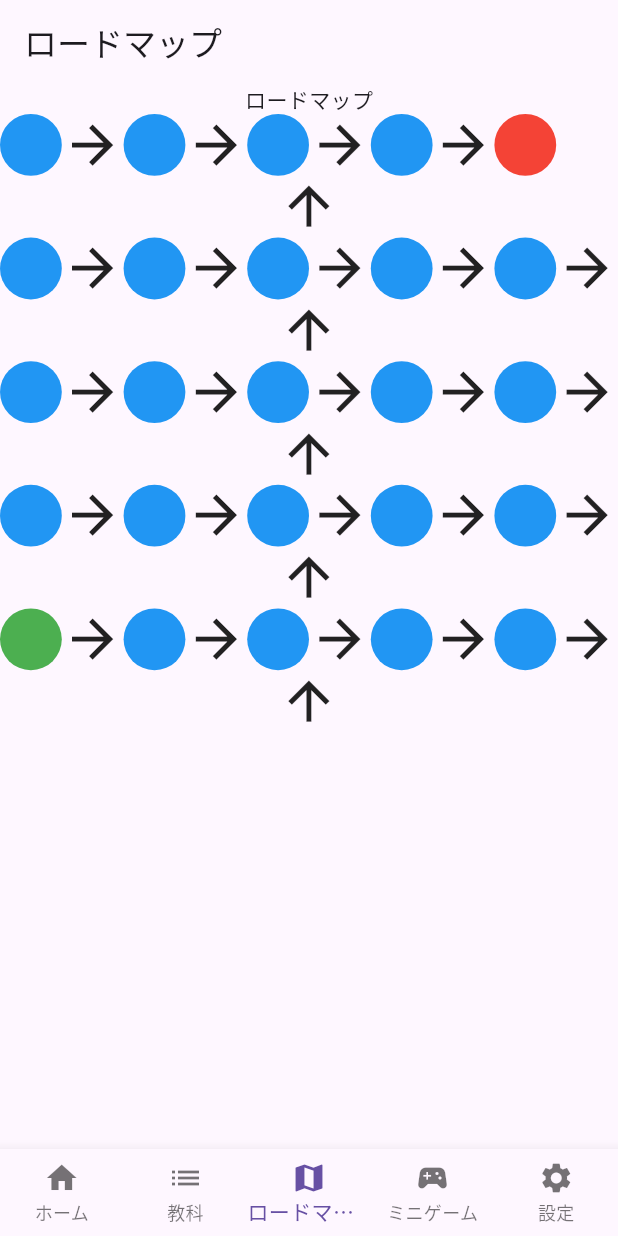
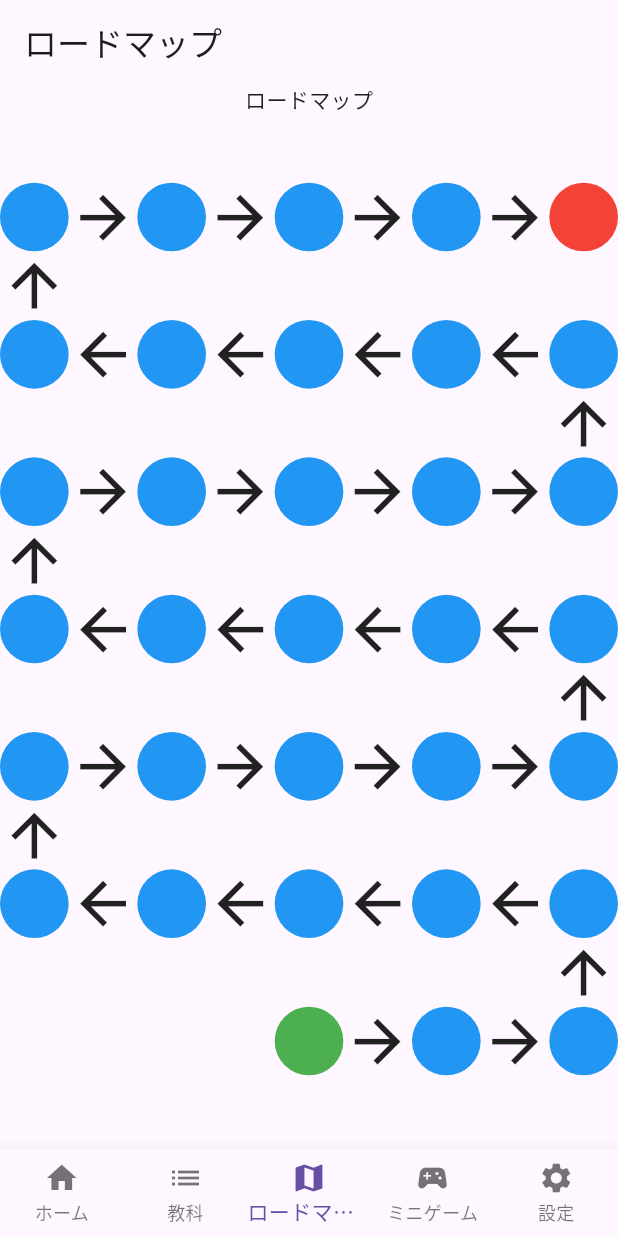
Before and after one commit to kewpie134134/study_app, a Flutter app: the screen it shows after launch, on a phone screen of 412 x 824 dp. Run offline on Flutter 3.47's test engine with Material 3 defaults, Android fonts, the phone set to English and light mode, and no system bars.

Commit message:
[update] #1 ロードマップ画面の表示を理想のものに修正

```diff
--- a/lib/src/screens/loadmap.dart
+++ b/lib/src/screens/loadmap.dart
@@ -2,60 +2,193 @@ import 'package:flutter/material.dart';
 import 'package:study_app/src/screens/loadmapDetail.dart';
 
 /// ロードマップの要素数
-const int loadmapLength = 23;
+const int loadmapLength = 31;
+
+/// ロードマップアイコンの横一列の長さ
+const int rowLength = 5;
+
+class LoadmapScreeen extends StatelessWidget {
+  const LoadmapScreeen({Key? key}) : super(key: key);
+
+  @override
+  Widget build(BuildContext context) {
+    final Size size = MediaQuery.of(context).size;
+
+    /// 表示されるコンテンツの大きさ（画面サイズに応じて調整）
+    final double containerSize = size.width / (rowLength * 2 - 1);
+
+    return Scaffold(
+      appBar: AppBar(title: const Text("ロードマップ")),
+      body: SingleChildScrollView(
+          child: Column(
+              children: _makeWidgets(
+                  context, _loadmapList(loadmapLength), containerSize))),
+    );
+  }
+}
 
 /// 繰り返されるウィジェットを用意する
 List<Widget> _makeWidgets(
     BuildContext context, List itemList, double containerSize) {
   var contentWidgets = <Widget>[];
 
+  // 行が偶数・奇数を判定するためのインデックス
+  var listIndex = 0;
+
   contentWidgets.add(const Text("ロードマップ"));
   for (final list in itemList) {
     var tmpWidgets = <Widget>[];
+
+    // リストの長さ調整
+    if (listIndex.isEven && list.length < rowLength) {
+      for (int i = 0; i < rowLength - list.length + 1; i++) {
+        list.insert(0, -1);
+      }
+    }
+
     for (int i = 0; i < list.length; i++) {
       if (list[i] == loadmapLength + 1) {
-        /// Goal の場合、コンテンツの色を変えて矢印は追加しない
-        tmpWidgets.add(_makeLoadmapIcon(
-            context, list[i].toString(), containerSize, Colors.red));
+        /// Goal の場合、コンテンツの色を変えて矢印は表示させない
+        tmpWidgets.add(Column(
+          children: [
+            Icon(
+              Icons.arrow_upward,
+              size: containerSize,
+              color: Colors.black.withOpacity(0.0),
+            ),
+            _makeLoadmapIcon(
+                context, list[i].toString(), containerSize, Colors.red)
+          ],
+        ));
       } else if (list[i] == 0) {
-        /// Start の場合、コンテンツの色を変えて矢印は追加しない
-        tmpWidgets.add(_makeLoadmapIcon(
-            context, list[i].toString(), containerSize, Colors.green));
-        tmpWidgets.add(Icon(
-          Icons.arrow_forward,
-          size: containerSize,
+        /// Start の場合、コンテンツの色を変える
+        tmpWidgets.add(Column(
+          children: [
+            // 偶数行かつ最後のアイコンの場合、上矢印を表示させる
+            (listIndex.isEven && list[i] == list.last)
+                ? Icon(Icons.arrow_upward, size: containerSize)
+                // 奇数行かつ最初のアイコンの場合、上矢印を表示させる
+                : (listIndex.isOdd && list[i] == list[0])
+                    ? Icon(Icons.arrow_upward, size: containerSize)
+                    // それ以外の場合、上矢印は表示させない
+                    : Icon(
+                        Icons.arrow_upward,
+                        size: containerSize,
+                        color: Colors.black.withOpacity(0.0),
+                      ),
+            _makeLoadmapIcon(
+                context, list[i].toString(), containerSize, Colors.green)
+          ],
         ));
+        if (listIndex.isEven) {
+          // 偶数行の場合、右矢印を表示させる
+          tmpWidgets.add(Column(
+            children: [
+              Icon(
+                Icons.arrow_upward,
+                size: containerSize,
+                color: Colors.black.withOpacity(0.0),
+              ),
+              Icon(
+                Icons.arrow_forward,
+                size: containerSize,
+              )
+            ],
+          ));
+        } else {
+          // 奇数行の場合、何も表示させない
+          tmpWidgets.add(const SizedBox());
+        }
+
+        /// 表示させないコンテナの場合、透明アイコンを設定する
+      } else if (list[i] == -1) {
+        tmpWidgets.add(Column(
+          children: [
+            Icon(
+              Icons.arrow_upward,
+              size: containerSize,
+              color: Colors.black.withOpacity(0.0),
+            ),
+          ],
+        ));
+        tmpWidgets.add(Column(
+          children: [
+            Icon(
+              Icons.arrow_upward,
+              size: containerSize,
+              color: Colors.black.withOpacity(0.0),
+            ),
+          ],
+        ));
+
+        /// その他、一般コンテナの場合
       } else {
-        tmpWidgets.add(_makeLoadmapIcon(
-            context, list[i].toString(), containerSize, Colors.blue));
-        tmpWidgets.add(Icon(
-          Icons.arrow_forward,
-          size: containerSize,
+        tmpWidgets.add(Column(
+          children: [
+            (listIndex.isEven && list[i] == list.last)
+                // 偶数行かつ最後のコンテナの場合、上矢印を表示させる
+                ? Icon(Icons.arrow_upward, size: containerSize)
+                : (listIndex.isOdd && list[i] == list[0])
+                    // 奇数行かつ最初のコンテナの場合、上矢印を表示させる
+                    ? Icon(Icons.arrow_upward, size: containerSize)
+                    // それ以外は何も表示させない（透明アイコン）
+                    : Icon(
+                        Icons.arrow_upward,
+                        size: containerSize,
+                        color: Colors.black.withOpacity(0.0),
+                      ),
+            _makeLoadmapIcon(
+                context, list[i].toString(), containerSize, Colors.blue)
+          ],
         ));
+        if (list[i] != list.last) {
+          // 最後のコンテナでない場合は、右or左の矢印を表示させる
+          tmpWidgets.add(Column(
+            children: [
+              Icon(
+                Icons.arrow_back,
+                size: containerSize,
+                color: Colors.black.withOpacity(0.0),
+              ),
+              listIndex.isEven
+                  // 右矢印を表示させる
+                  ? Icon(
+                      Icons.arrow_forward,
+                      size: containerSize,
+                    )
+                  // 左矢印を表示させる
+                  : Icon(
+                      Icons.arrow_back,
+                      size: containerSize,
+                    )
+            ],
+          ));
+        }
       }
     }
+
+    // アイコンと矢印を横に並べる
     contentWidgets.add(Row(children: tmpWidgets));
-    contentWidgets.add(Icon(
-      Icons.arrow_upward,
-      size: containerSize,
-    ));
+
+    // インデックスを追加する
+    listIndex += 1;
   }
   return contentWidgets;
 }
 
 /// コンテンツの数に応じて表示するロードマップの並びを作成
 /// Start と Goal のロードマップもここで含める
-List<dynamic> loadmapList(int loadmapLength) {
+List<dynamic> _loadmapList(int loadmapLength) {
   int loadmapFullLength = loadmapLength + 2;
   var itemList = [];
 
   var reversedList =
       (List.generate(loadmapFullLength, (i) => i).reversed.toList());
   var loopIndex = 0;
-  for (int i = 0; i < (loadmapFullLength) / 5; i++) {
-    if (reversedList.length > loopIndex + 5) {
-      itemList.add(reversedList.sublist(loopIndex, loopIndex + 5));
-      loopIndex += 5;
+  for (int i = 0; i < (loadmapFullLength) / rowLength; i++) {
+    if (reversedList.length > loopIndex + rowLength) {
+      itemList.add(reversedList.sublist(loopIndex, loopIndex + rowLength));
+      loopIndex += rowLength;
     } else {
       itemList.add(reversedList.sublist(loopIndex));
     }
@@ -85,23 +218,3 @@ MouseRegion _makeLoadmapIcon(BuildContext context, String listText,
     ),
   );
 }
-
-class LoadmapScreeen extends StatelessWidget {
-  const LoadmapScreeen({Key? key}) : super(key: key);
-
-  @override
-  Widget build(BuildContext context) {
-    final Size size = MediaQuery.of(context).size;
-
-    /// 表示されるコンテンツの大きさ（画面サイズに応じて調整）
-    final double containerSize = size.width / 10;
-
-    return Scaffold(
-      appBar: AppBar(title: const Text("ロードマップ")),
-      body: SingleChildScrollView(
-          child: Column(
-              children: _makeWidgets(
-                  context, loadmapList(loadmapLength), containerSize))),
-    );
-  }
-}
```
